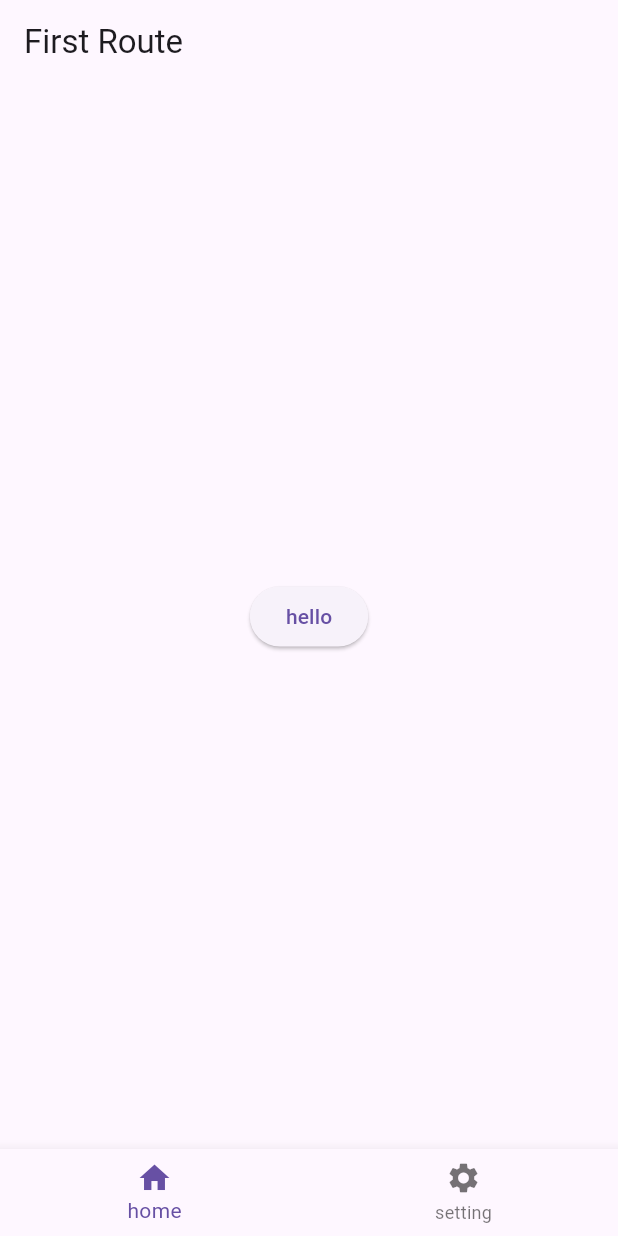
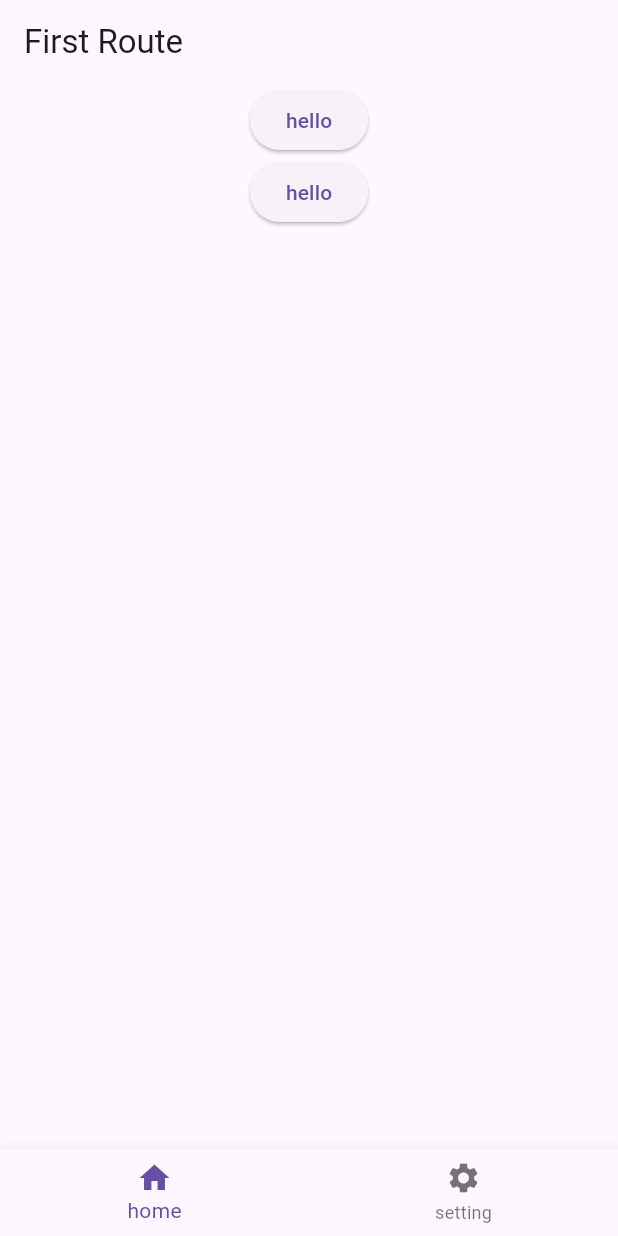
Before and after one commit to miyenChen/flutter_test, a Flutter app: the screen it shows after launch, after a tap on "Click", on a phone screen of 412 x 824 dp. Run offline on Flutter 3.47's test engine with Material 3 defaults, Android fonts, the light colour scheme and no system bars.

Commit message:
feat: Column & children 放置多個內容在 body

```diff
--- a/lib/main.dart
+++ b/lib/main.dart
@@ -26,7 +26,9 @@
             title: const Text('First Route'),
           ),
           body: Center(
-            child: ElevatedButton(
+            child: Column(
+              children: [
+                ElevatedButton(
                   //用變數的值為按鈕名稱
                   child: Text(buttonName),
                   onPressed: () {
@@ -34,6 +36,17 @@
                       buttonName = "hello";
                     });
                   },
+                ),
+                ElevatedButton(
+                  //用變數的值為按鈕名稱
+                  child: Text(buttonName),
+                  onPressed: () {
+                    setState(() {
+                      buttonName = "hello";
+                    });
+                  },
+                ),
+              ],
             ),
           ),
           //下方導欄列，最少要兩個項目，可設定顏色、大小、名稱、icon
```
Lines whose indentation alone changed are shown as unchanged.
